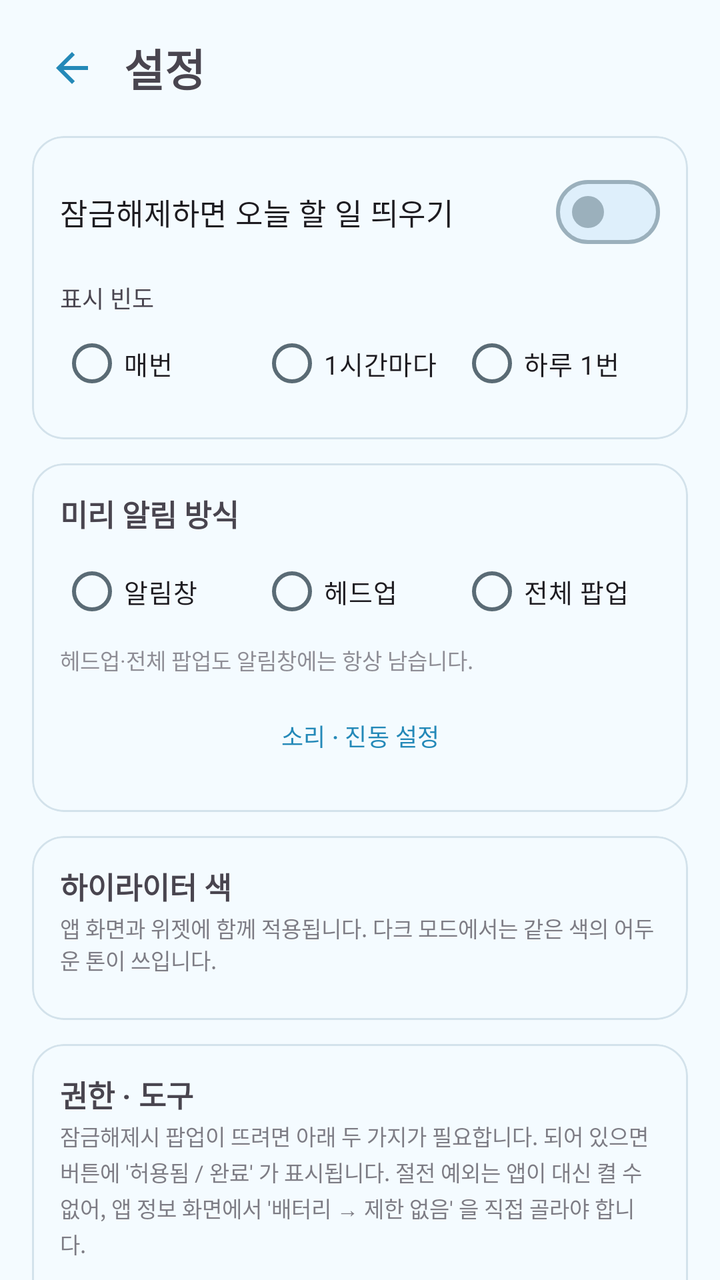
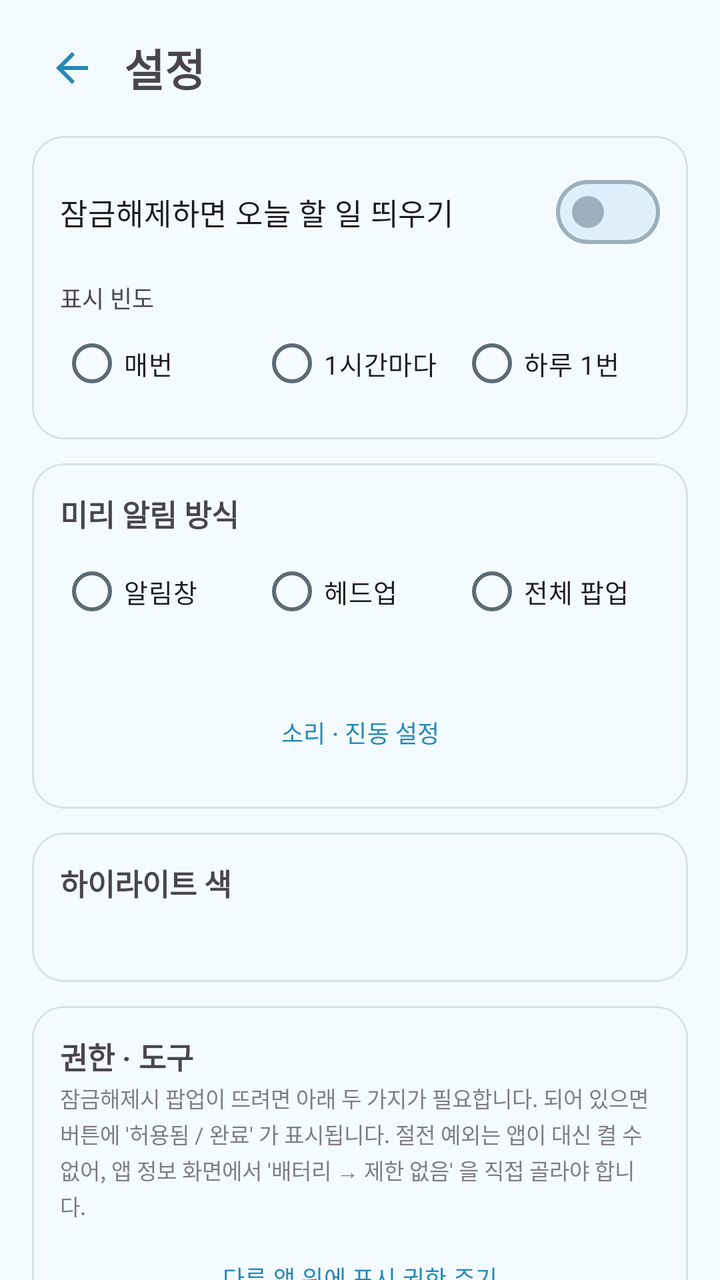

Before-and-after screenshots of an Android layout around one commit, followed by the original layout XML and the change that was made.
<!-- AndroidManifest.xml: application theme Theme.TodoLock -->
<!-- res/layout/activity_settings.xml -->
<?xml version="1.0" encoding="utf-8"?>
<androidx.core.widget.NestedScrollView xmlns:android="http://schemas.android.com/apk/res/android"
    xmlns:app="http://schemas.android.com/apk/res-auto"
    android:layout_width="match_parent"
    android:layout_height="match_parent"
    android:fitsSystemWindows="true"
    android:fillViewport="true">

    <LinearLayout
        android:layout_width="match_parent"
        android:layout_height="wrap_content"
        android:orientation="vertical"
        android:paddingStart="16dp"
        android:paddingEnd="16dp"
        android:paddingTop="14dp"
        android:paddingBottom="24dp">

        <LinearLayout
            android:layout_width="match_parent"
            android:layout_height="wrap_content"
            android:orientation="horizontal"
            android:gravity="center_vertical">

            <ImageButton
                android:id="@+id/btnBack"
                android:layout_width="40dp"
                android:layout_height="40dp"
                android:padding="8dp"
                android:src="@drawable/ic_back"
                app:tint="?attr/colorPrimary"
                android:background="?attr/selectableItemBackgroundBorderless"
                android:contentDescription="@string/cd_back" />

            <TextView
                android:layout_width="0dp"
                android:layout_height="wrap_content"
                android:layout_weight="1"
                android:layout_marginStart="6dp"
                android:text="@string/title_settings"
                android:textSize="22sp"
                android:textStyle="bold" />
        </LinearLayout>

        
        <com.google.android.material.card.MaterialCardView
            android:layout_width="match_parent"
            android:layout_height="wrap_content"
            android:layout_marginTop="14dp"
            app:cardCornerRadius="16dp"
            app:cardElevation="0dp"
            app:strokeWidth="1dp">

            <LinearLayout
                android:layout_width="match_parent"
                android:layout_height="wrap_content"
                android:orientation="vertical"
                android:padding="14dp">

                <com.google.android.material.materialswitch.MaterialSwitch
                    android:id="@+id/swEnabled"
                    android:layout_width="match_parent"
                    android:layout_height="wrap_content"
                    android:text="@string/sw_enable"
                    android:textSize="15sp" />

                <TextView
                    android:layout_width="match_parent"
                    android:layout_height="wrap_content"
                    android:layout_marginTop="10dp"
                    android:text="@string/freq_title"
                    android:textSize="12sp"
                    android:textColor="?android:attr/textColorSecondary" />

                <RadioGroup
                    android:id="@+id/rgMode"
                    android:layout_width="match_parent"
                    android:layout_height="wrap_content"
                    android:orientation="horizontal">

                    <RadioButton
                        android:id="@+id/rbAlways"
                        android:layout_width="0dp"
                        android:layout_height="wrap_content"
                        android:layout_weight="1"
                        android:textSize="13sp"
                        android:text="@string/freq_always" />

                    <RadioButton
                        android:id="@+id/rbHourly"
                        android:layout_width="0dp"
                        android:layout_height="wrap_content"
                        android:layout_weight="1"
                        android:textSize="13sp"
                        android:text="@string/freq_hourly" />

                    <RadioButton
                        android:id="@+id/rbOnce"
                        android:layout_width="0dp"
                        android:layout_height="wrap_content"
                        android:layout_weight="1"
                        android:textSize="13sp"
                        android:text="@string/freq_daily" />
                </RadioGroup>
            </LinearLayout>
        </com.google.android.material.card.MaterialCardView>

        
        <com.google.android.material.card.MaterialCardView
            android:layout_width="match_parent"
            android:layout_height="wrap_content"
            android:layout_marginTop="12dp"
            app:cardCornerRadius="16dp"
            app:cardElevation="0dp"
            app:strokeWidth="1dp">

            <LinearLayout
                android:layout_width="match_parent"
                android:layout_height="wrap_content"
                android:orientation="vertical"
                android:padding="14dp">

                <TextView
                    android:layout_width="match_parent"
                    android:layout_height="wrap_content"
                    android:text="@string/remind_title"
                    android:textSize="15sp"
                    android:textStyle="bold" />

                <RadioGroup
                    android:id="@+id/rgRemind"
                    android:layout_width="match_parent"
                    android:layout_height="wrap_content"
                    android:orientation="horizontal"
                    android:layout_marginTop="4dp">

                    <RadioButton
                        android:id="@+id/rbShade"
                        android:layout_width="0dp"
                        android:layout_height="wrap_content"
                        android:layout_weight="1"
                        android:textSize="13sp"
                        android:text="@string/remind_shade" />

                    <RadioButton
                        android:id="@+id/rbHeadsUp"
                        android:layout_width="0dp"
                        android:layout_height="wrap_content"
                        android:layout_weight="1"
                        android:textSize="13sp"
                        android:text="@string/remind_headsup" />

                    <RadioButton
                        android:id="@+id/rbPopup"
                        android:layout_width="0dp"
                        android:layout_height="wrap_content"
                        android:layout_weight="1"
                        android:textSize="13sp"
                        android:text="@string/remind_popup" />
                </RadioGroup>

                <TextView
                    android:layout_width="match_parent"
                    android:layout_height="wrap_content"
                    android:layout_marginTop="2dp"
                    android:textSize="11sp"
                    android:alpha="0.6"
                    android:text="@string/remind_note" />

                <com.google.android.material.button.MaterialButton
                    android:id="@+id/btnRemindSound"
                    style="@style/Widget.Material3.Button.TextButton"
                    android:layout_width="match_parent"
                    android:layout_height="wrap_content"
                    android:layout_marginTop="6dp"
                    android:textSize="12sp"
                    android:text="@string/sound_settings" />
            </LinearLayout>
        </com.google.android.material.card.MaterialCardView>

        
        <com.google.android.material.card.MaterialCardView
            android:layout_width="match_parent"
            android:layout_height="wrap_content"
            android:layout_marginTop="12dp"
            app:cardCornerRadius="16dp"
            app:cardElevation="0dp"
            app:strokeWidth="1dp">

            <LinearLayout
                android:layout_width="match_parent"
                android:layout_height="wrap_content"
                android:orientation="vertical"
                android:padding="14dp">

                <TextView
                    android:layout_width="match_parent"
                    android:layout_height="wrap_content"
                    android:text="@string/color_title"
                    android:textSize="15sp"
                    android:textStyle="bold" />

                <TextView
                    android:layout_width="match_parent"
                    android:layout_height="wrap_content"
                    android:layout_marginTop="2dp"
                    android:textSize="11sp"
                    android:alpha="0.7"
                    android:text="@string/color_desc" />

                
                <GridLayout
                    android:id="@+id/gridPalette"
                    android:layout_width="wrap_content"
                    android:layout_height="wrap_content"
                    android:layout_gravity="center_horizontal"
                    android:layout_marginTop="8dp"
                    android:columnCount="8" />
            </LinearLayout>
        </com.google.android.material.card.MaterialCardView>

        
        <com.google.android.material.card.MaterialCardView
            android:layout_width="match_parent"
            android:layout_height="wrap_content"
            android:layout_marginTop="12dp"
            app:cardCornerRadius="16dp"
            app:cardElevation="0dp"
            app:strokeWidth="1dp">

            <LinearLayout
                android:layout_width="match_parent"
                android:layout_height="wrap_content"
                android:orientation="vertical"
                android:padding="14dp">

                <TextView
                    android:layout_width="match_parent"
                    android:layout_height="wrap_content"
                    android:text="@string/perm_title"
                    android:textSize="15sp"
                    android:textStyle="bold" />

                
                <TextView
                    android:layout_width="match_parent"
                    android:layout_height="wrap_content"
                    android:layout_marginTop="2dp"
                    android:textSize="11sp"
                    android:alpha="0.7"
                    android:lineSpacingExtra="2dp"
                    android:text="@string/perm_desc" />

                <TextView
                    android:id="@+id/tvPermWarn"
                    android:layout_width="match_parent"
                    android:layout_height="wrap_content"
                    android:layout_marginTop="4dp"
                    android:textSize="12sp"
                    android:textColor="?attr/colorError"
                    android:text="@string/perm_overlay_warn"
                    android:visibility="gone" />

                <com.google.android.material.button.MaterialButton
                    android:id="@+id/btnOverlay"
                    style="@style/Widget.Material3.Button.TextButton"
                    android:layout_width="match_parent"
                    android:layout_height="wrap_content"
                    android:layout_marginTop="4dp"
                    android:textSize="12sp"
                    android:text="@string/perm_overlay_grant" />

                <TextView
                    android:id="@+id/tvBatteryWarn"
                    android:layout_width="match_parent"
                    android:layout_height="wrap_content"
                    android:layout_marginTop="4dp"
                    android:textSize="12sp"
                    android:textColor="?attr/colorError"
                    android:text="@string/perm_battery_warn"
                    android:visibility="gone" />

                
                <com.google.android.material.button.MaterialButton
                    android:id="@+id/btnBattery"
                    style="@style/Widget.Material3.Button.TextButton"
                    android:layout_width="match_parent"
                    android:layout_height="wrap_content"
                    android:textSize="12sp"
                    android:text="@string/perm_battery_open" />

                <com.google.android.material.button.MaterialButton
                    android:id="@+id/btnHideOngoing"
                    style="@style/Widget.Material3.Button.TextButton"
                    android:layout_width="match_parent"
                    android:layout_height="wrap_content"
                    android:textSize="12sp"
                    android:text="@string/hide_ongoing" />

                <com.google.android.material.button.MaterialButton
                    android:id="@+id/btnTest"
                    style="@style/Widget.Material3.Button.TextButton"
                    android:layout_width="match_parent"
                    android:layout_height="wrap_content"
                    android:textSize="12sp"
                    android:text="@string/popup_preview" />
            </LinearLayout>
        </com.google.android.material.card.MaterialCardView>

        
        <com.google.android.material.card.MaterialCardView
            android:layout_width="match_parent"
            android:layout_height="wrap_content"
            android:layout_marginTop="12dp"
            app:cardCornerRadius="16dp"
            app:cardElevation="0dp"
            app:strokeWidth="1dp">

            <LinearLayout
                android:layout_width="match_parent"
                android:layout_height="wrap_content"
                android:orientation="vertical"
                android:padding="14dp">

                <TextView
                    android:layout_width="match_parent"
                    android:layout_height="wrap_content"
                    android:text="@string/backup_title"
                    android:textSize="15sp"
                    android:textStyle="bold" />

                <TextView
                    android:layout_width="match_parent"
                    android:layout_height="wrap_content"
                    android:layout_marginTop="2dp"
                    android:textSize="11sp"
                    android:alpha="0.7"
                    android:text="@string/backup_desc" />

                <com.google.android.material.button.MaterialButton
                    android:id="@+id/btnExport"
                    style="@style/Widget.Material3.Button.TextButton"
                    android:layout_width="match_parent"
                    android:layout_height="wrap_content"
                    android:layout_marginTop="6dp"
                    android:textSize="12sp"
                    android:text="@string/backup_export" />

                <com.google.android.material.button.MaterialButton
                    android:id="@+id/btnImport"
                    style="@style/Widget.Material3.Button.TextButton"
                    android:layout_width="match_parent"
                    android:layout_height="wrap_content"
                    android:textSize="12sp"
                    android:text="@string/backup_import" />
            </LinearLayout>
        </com.google.android.material.card.MaterialCardView>
    </LinearLayout>
</androidx.core.widget.NestedScrollView>
<!-- resources referenced by this layout -->
<resources>
  <string name="backup_desc">할 일과 설정을 파일 하나로 내보내고, 새 기기에서 그 파일로 되돌립니다. 저장 위치는 고르는 대로이고(드라이브·내 파일 등) 앱이 따로 어디에 보내지 않습니다.</string>
  <string name="backup_export">내보내기</string>
  <string name="backup_import">가져오기</string>
  <string name="backup_title">백업</string>
  <string name="cd_back">뒤로</string>
  <string name="color_desc">앱 화면과 위젯에 함께 적용됩니다. 다크 모드에서는 같은 색의 어두운 톤이 쓰입니다.</string>
  <string name="color_title">하이라이터 색</string>
  <string name="freq_always">매번</string>
  <string name="freq_daily">하루 1번</string>
  <string name="freq_hourly">1시간마다</string>
  <string name="freq_title">표시 빈도</string>
  <string name="hide_ongoing">상단 \'TodoLock 실행 중\' 알림 숨기기</string>
  <string name="perm_battery_open">앱 정보 열기 (배터리 → 제한 없음)</string>
  <string name="perm_battery_warn">⚠ 절전 예외가 없으면 절전 기능이 감지 서비스를 종료해, 팝업이 안 뜨는 날이 생깁니다.</string>
  <string name="perm_desc">잠금해제시 팝업이 뜨려면 아래 두 가지가 필요합니다. 되어 있으면 버튼에 \'허용됨 / 완료\' 가 표시됩니다. 절전 예외는 앱이 대신 켤 수 없어, 앱 정보 화면에서 \'배터리 → 제한 없음\' 을 직접 골라야 합니다.</string>
  <string name="perm_overlay_grant">다른 앱 위에 표시 권한 주기</string>
  <string name="perm_overlay_warn">⚠ \'다른 앱 위에 표시\' 권한이 없으면 팝업 대신 알림으로만 표시됩니다.</string>
  <string name="perm_title">권한 · 도구</string>
  <string name="popup_preview">팝업 미리보기</string>
  <string name="remind_headsup">헤드업</string>
  <string name="remind_note">헤드업·전체 팝업도 알림창에는 항상 남습니다.</string>
  <string name="remind_popup">전체 팝업</string>
  <string name="remind_shade">알림창</string>
  <string name="remind_title">미리 알림 방식</string>
  <string name="sound_settings">소리 · 진동 설정</string>
  <string name="sw_enable">잠금해제하면 오늘 할 일 띄우기</string>
  <string name="title_settings">설정</string>
  <color name="md_primary">#2489B8</color>
  <color name="md_on_primary">#FFFFFF</color>
  <color name="md_primary_container">#DCF2FE</color>
  <color name="md_on_primary_container">#1B5673</color>
  <color name="md_secondary">#4E616D</color>
  <color name="md_on_secondary">#FFFFFF</color>
  <color name="md_secondary_container">#D1E5F4</color>
  <color name="md_on_secondary_container">#0A1E28</color>
  <color name="md_tertiary">#5F5B7D</color>
  <color name="md_on_tertiary">#FFFFFF</color>
  <color name="md_tertiary_container">#E5DEFF</color>
  <color name="md_on_tertiary_container">#1B1736</color>
  <color name="md_error">#BA1A1A</color>
  <color name="md_on_error">#FFFFFF</color>
  <color name="md_error_container">#FFDAD6</color>
  <color name="md_on_error_container">#410002</color>
  <color name="md_background">#F4FBFF</color>
  <color name="md_on_background">#2C3A42</color>
  <color name="md_surface">#F4FBFF</color>
  <color name="md_on_surface">#2C3A42</color>
  <color name="md_surface_variant">#E3EEF5</color>
  <color name="md_on_surface_variant">#5A6B75</color>
  <color name="md_outline">#9BB0BC</color>
  <color name="md_outline_variant">#D3E2EB</color>
  <color name="md_inverse_surface">#2E3133</color>
  <color name="md_inverse_on_surface">#EFF1F3</color>
  <color name="md_inverse_primary">#83CFFF</color>
  <color name="md_surface_dim">#DDEBF4</color>
  <color name="md_surface_bright">#FBFDFF</color>
  <color name="md_surface_container_lowest">#FFFFFF</color>
  <color name="md_surface_container_low">#F9FCFF</color>
  <color name="md_surface_container">#EFF8FE</color>
  <color name="md_surface_container_high">#E7F4FD</color>
  <color name="md_surface_container_highest">#DEEFFB</color>
  <color name="sky_bright">#4FBDE8</color>
  <color name="on_sky_bright">#1B5D7A</color>
  <color name="sky_stroke">#7FC9EC</color>
  <color name="sky_heading">#2E8FBF</color>
  <style name="Widget.TodoLock.PickerDialogButton" parent="android:Widget.DeviceDefault.Button.Borderless.Colored">
          <item name="android:textColor">?attr/accentHeading</item>
      </style>
  <!-- unchanged entries left out for length: 3 -->
</resources>

<!-- the commit's change to res/layout/activity_settings.xml (unified diff, before → after) -->
@@ -163,8 +163,56 @@
                     android:layout_height="wrap_content"
                     android:layout_marginTop="2dp"
                     android:textSize="11sp"
-                    android:alpha="0.6"
-                    android:text="@string/remind_note" />
+                    android:alpha="0.6" />
+
+                
+                <LinearLayout
+                    android:id="@+id/boxRepeat"
+                    android:layout_width="match_parent"
+                    android:layout_height="wrap_content"
+                    android:orientation="vertical"
+                    android:layout_marginTop="14dp"
+                    android:visibility="gone">
+
+                    <TextView
+                        android:layout_width="match_parent"
+                        android:layout_height="wrap_content"
+                        android:textSize="12sp"
+                        android:alpha="0.75"
+                        android:text="@string/repeat_title" />
+
+                    <RadioGroup
+                        android:id="@+id/rgRepeat"
+                        android:layout_width="match_parent"
+                        android:layout_height="wrap_content"
+                        android:orientation="horizontal"
+                        android:layout_marginTop="4dp">
+
+                        <RadioButton
+                            android:id="@+id/rbRingOnce"
+                            android:layout_width="0dp"
+                            android:layout_height="wrap_content"
+                            android:layout_weight="1"
+                            android:textSize="13sp"
+                            android:text="@string/repeat_once" />
+
+                        <RadioButton
+                            android:id="@+id/rbUntilChecked"
+                            android:layout_width="0dp"
+                            android:layout_height="wrap_content"
+                            android:layout_weight="1"
+                            android:textSize="13sp"
+                            android:text="@string/repeat_until" />
+                    </RadioGroup>
+
+                    <TextView
+                        android:layout_width="match_parent"
+                        android:layout_height="wrap_content"
+                        android:layout_marginTop="2dp"
+                        android:textSize="11sp"
+                        android:alpha="0.6"
+                        android:text="@string/repeat_note" />
+                </LinearLayout>
 
                 <com.google.android.material.button.MaterialButton
                     android:id="@+id/btnRemindSound"
@@ -204,8 +252,7 @@
                     android:layout_height="wrap_content"
                     android:layout_marginTop="2dp"
                     android:textSize="11sp"
-                    android:alpha="0.7"
-                    android:text="@string/color_desc" />
+                    android:alpha="0.7" />
 
                 
                 <GridLayout
<!-- resource entries referenced after the edit -->
@@ -5,13 +5,12 @@
   <string name="backup_import">가져오기</string>
   <string name="backup_title">백업</string>
   <string name="cd_back">뒤로</string>
-  <string name="color_desc">앱 화면과 위젯에 함께 적용됩니다. 다크 모드에서는 같은 색의 어두운 톤이 쓰입니다.</string>
-  <string name="color_title">하이라이터 색</string>
+  <string name="color_title">하이라이트 색</string>
   <string name="freq_always">매번</string>
   <string name="freq_daily">하루 1번</string>
   <string name="freq_hourly">1시간마다</string>
   <string name="freq_title">표시 빈도</string>
-  <string name="hide_ongoing">상단 \'TodoLock 실행 중\' 알림 숨기기</string>
+  <string name="hide_ongoing">상단 \'TodoLock 실행 중\' 알림창 숨기기</string>
   <string name="perm_battery_open">앱 정보 열기 (배터리 → 제한 없음)</string>
   <string name="perm_battery_warn">⚠ 절전 예외가 없으면 절전 기능이 감지 서비스를 종료해, 팝업이 안 뜨는 날이 생깁니다.</string>
   <string name="perm_desc">잠금해제시 팝업이 뜨려면 아래 두 가지가 필요합니다. 되어 있으면 버튼에 \'허용됨 / 완료\' 가 표시됩니다. 절전 예외는 앱이 대신 켤 수 없어, 앱 정보 화면에서 \'배터리 → 제한 없음\' 을 직접 골라야 합니다.</string>
@@ -20,10 +19,13 @@
   <string name="perm_title">권한 · 도구</string>
   <string name="popup_preview">팝업 미리보기</string>
   <string name="remind_headsup">헤드업</string>
-  <string name="remind_note">헤드업·전체 팝업도 알림창에는 항상 남습니다.</string>
   <string name="remind_popup">전체 팝업</string>
   <string name="remind_shade">알림창</string>
   <string name="remind_title">미리 알림 방식</string>
+  <string name="repeat_note">확인할 때까지 소리·진동이 이어집니다. 확인하지 않으면 2분 뒤 소리·진동만 멈추고 알림은 남습니다.</string>
+  <string name="repeat_once">한 번만</string>
+  <string name="repeat_title">울리는 길이</string>
+  <string name="repeat_until">확인할 때까지</string>
   <string name="sound_settings">소리 · 진동 설정</string>
   <string name="sw_enable">잠금해제하면 오늘 할 일 띄우기</string>
   <string name="title_settings">설정</string>
